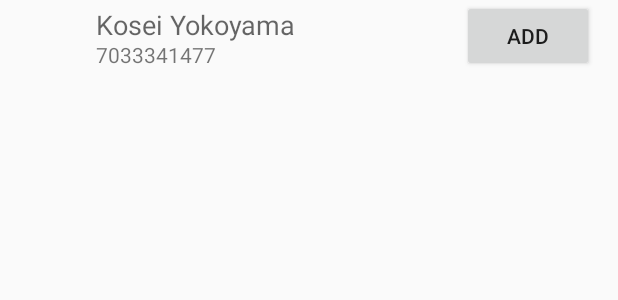
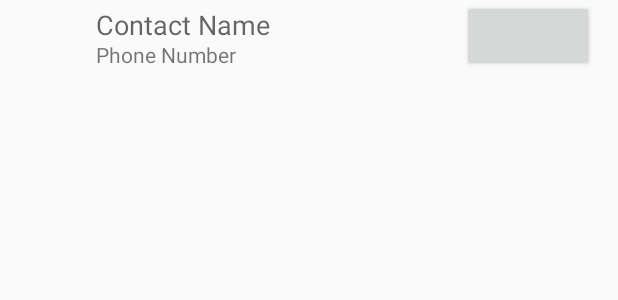
Before and after one commit to kyokoyam1994/Text2Gmail, an Android app: the layout contact_list_item.xml on its own in the app's theme, with its tools: preview values and no code run, on a phone screen of 412 x 824 dp. Shown: the top 300 px of the screen. Run offline under Robolectric (Android 15) with nearby library versions, the phone set to English and light mode, and no system bars.

Commit message:
-Added feature to contact selection activity to disable add button for a contact if the contact has been added -Fixed bug involving concurrent modification for blocked contact list

```diff
--- a/app/src/main/res/layout/blocked_contact_list_item.xml
+++ b/app/src/main/res/layout/blocked_contact_list_item.xml
@@ -25,7 +25,7 @@
                 android:layout_width="wrap_content"
                 android:layout_height="wrap_content"
                 android:layout_marginStart="16dp"
-                android:text="Kosei Yokoyama"
+                android:text="Contact Name"
                 android:textAppearance="@style/TextAppearance.AppCompat.Medium"
                 app:layout_constraintStart_toEndOf="@+id/imageViewContactPhoto"
                 app:layout_constraintTop_toTopOf="@+id/imageViewContactPhoto" />
@@ -34,7 +34,7 @@
                 android:id="@+id/textViewPhoneNumber"
                 android:layout_width="wrap_content"
                 android:layout_height="wrap_content"
-                android:text="7033341477"
+                android:text="Phone Number"
                 app:layout_constraintBottom_toBottomOf="@+id/imageViewContactPhoto"
                 app:layout_constraintStart_toStartOf="@+id/textViewContactName"
                 app:layout_constraintTop_toBottomOf="@+id/textViewContactName" />
--- a/app/src/main/res/layout/contact_list_item.xml
+++ b/app/src/main/res/layout/contact_list_item.xml
@@ -9,7 +9,7 @@
         android:layout_width="wrap_content"
         android:layout_height="wrap_content"
         android:layout_marginStart="16dp"
-        android:text="Kosei Yokoyama"
+        android:text="Contact Name"
         android:textAppearance="@style/TextAppearance.AppCompat.Medium"
         app:layout_constraintStart_toEndOf="@+id/imageViewContactPhoto"
         app:layout_constraintTop_toTopOf="@+id/imageViewContactPhoto" />
@@ -19,7 +19,6 @@
         android:layout_width="wrap_content"
         android:layout_height="wrap_content"
         android:layout_marginEnd="16dp"
-        android:text="Add"
         app:layout_constraintBottom_toBottomOf="parent"
         app:layout_constraintEnd_toEndOf="parent"
         app:layout_constraintTop_toTopOf="parent" />
@@ -28,7 +27,7 @@
         android:id="@+id/textViewPhoneNumber"
         android:layout_width="wrap_content"
         android:layout_height="wrap_content"
-        android:text="7033341477"
+        android:text="Phone Number"
         app:layout_constraintBottom_toBottomOf="@+id/imageViewContactPhoto"
         app:layout_constraintStart_toStartOf="@+id/textViewContactName"
         app:layout_constraintTop_toBottomOf="@+id/textViewContactName" />
--- a/app/src/main/res/layout/message_log_fragment.xml
+++ b/app/src/main/res/layout/message_log_fragment.xml
@@ -7,12 +7,12 @@
     <LinearLayout
         android:layout_width="wrap_content"
         android:layout_height="wrap_content"
-        android:layout_gravity="right"
+        android:layout_gravity="end"
         android:orientation="horizontal">
 
         <Spinner
             android:id="@+id/spinnerSortLog"
-            android:layout_width="wrap_content"
+            android:layout_width="0dp"
             android:layout_height="wrap_content"
             android:layout_weight="1"
             android:entries="@array/sort_options" />
--- a/app/src/main/res/values/strings.xml
+++ b/app/src/main/res/values/strings.xml
@@ -54,6 +54,11 @@
     <string name="blocked_contacts_manual_dialog_text">Please enter a phone number to block:</string>
     <string name="blocked_contacts_manual_dialog_error_text">Please enter a valid phone number.</string>
 
+
+    //Contact Selection
+    <string name="button_add_contact_state_unadded_text">Add</string>
+    <string name="button_add_contact_state_added_text">Added</string>
+
     //Misc Strings
     <string name="search">Search</string>
 </resources>
```
Also changed, not shown: app/src/main/java/com/example/kosko/text2gmail/ContactSelectionActivity.java (+8 -2 lines), app/src/main/java/com/example/kosko/text2gmail/adapter/ContactSelectionAdapter.java (+17 -5 lines).
